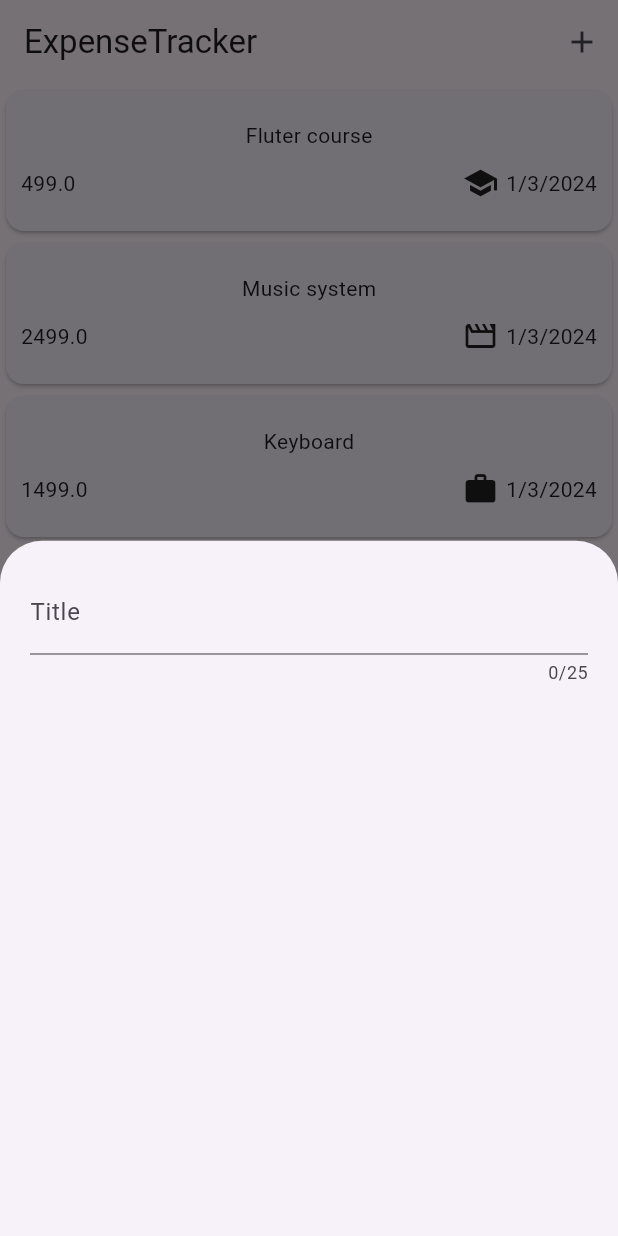
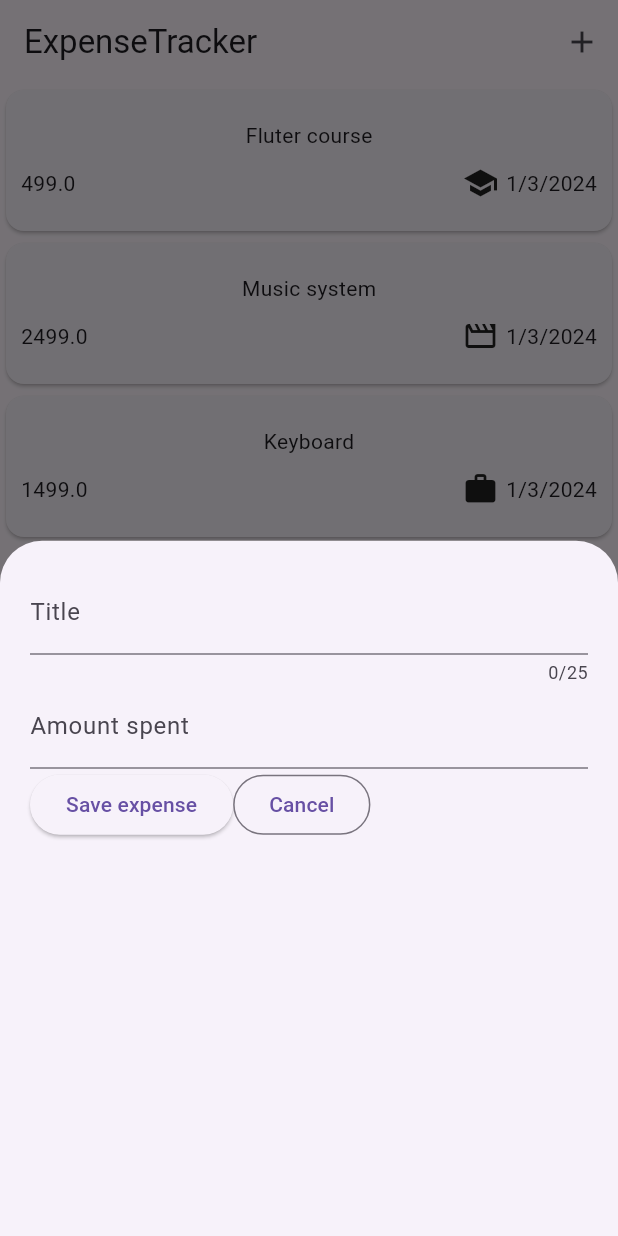
Before and after one commit to NishitBhardwaj15/expense_tracker, a Flutter app: the screen it shows after launch, after a tap on the "add" icon, on a phone screen of 412 x 824 dp. Run offline on Flutter 3.47's test engine with Material 3 defaults, Android fonts, the phone set to English and light mode, and no system bars.

Commit message:
Text field added to modal

```diff
--- a/lib/widgets/modal.dart
+++ b/lib/widgets/modal.dart
@@ -10,18 +10,53 @@ class Modal extends StatefulWidget{
 }
 
 class _Modal extends State<Modal>{
+  final _titleController = TextEditingController();
+  final _amountController = TextEditingController();
+
+  @override
+  void dispose() {
+    _titleController.dispose();
+    _amountController.dispose();
+    super.dispose();
+  }
+
   @override
   Widget build(BuildContext context) {
-    return const Padding(
-      padding: EdgeInsets.all(20),
+    return Padding(
+      padding: const EdgeInsets.all(20),
       child: Column(
         children: [
           TextField(
+            controller: _titleController,
             maxLength: 25,
-            decoration: InputDecoration(
+            decoration: const InputDecoration(
               label: Text("Title")
             ),
-          )
+          ),
+          TextField(
+            controller: _amountController,
+            keyboardType: TextInputType.number,
+            decoration: const InputDecoration(
+              label: Text("Amount spent")
+            ),
+          ),
+          Row(
+            children: [
+              ElevatedButton(
+                onPressed: (){
+                  print(_titleController.text);
+                  print(_amountController.text);
+                },
+                child: const Text("Save expense")
+                ),
+                OutlinedButton(
+                  onPressed: (){
+                    Navigator.pop(context);
+                  },
+                  child: const Text("Cancel")
+                  )
+            ],
+          ),
         ],
       ),
     );
```
